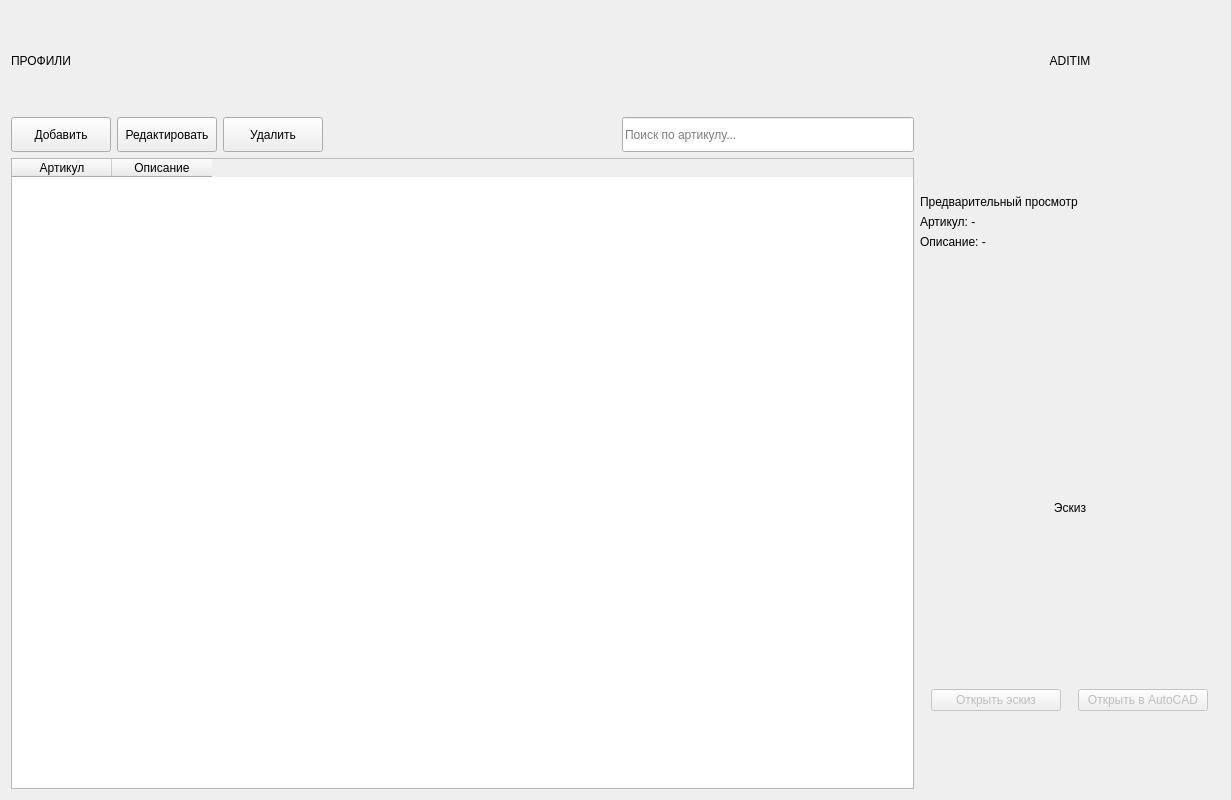
This is src/client/ui/window_profile.ui in formemu/aditim-monitor as Qt 5 draws it before an edit. The edited form follows.
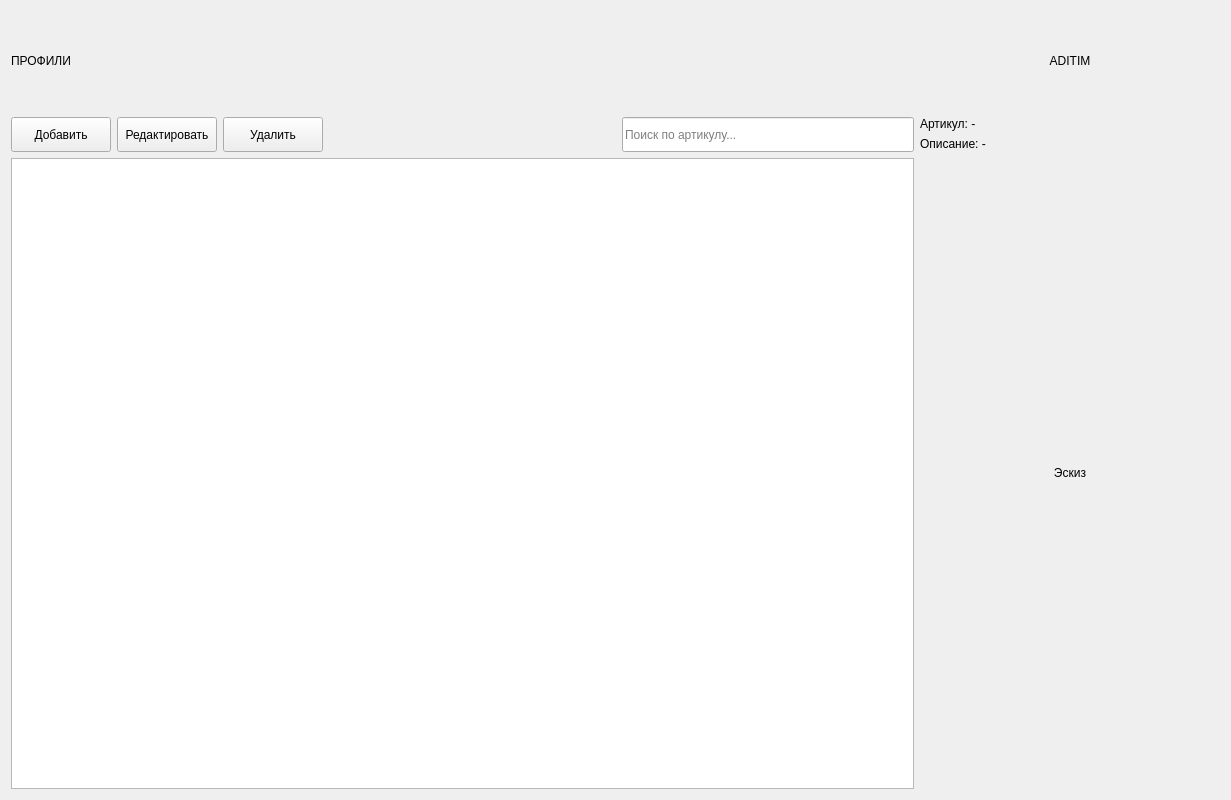
This is the edited form.

Commit message: Refactor UI components and improve layout for profile and task windows

```diff
--- a/src/client/ui/window_profile.ui
+++ b/src/client/ui/window_profile.ui
@@ -99,16 +99,6 @@
        <property name="sortingEnabled">
         <bool>true</bool>
        </property>
-       <column>
-        <property name="text">
-         <string>Артикул</string>
-        </property>
-       </column>
-       <column>
-        <property name="text">
-         <string>Описание</string>
-        </property>
-       </column>
       </widget>
      </item>
     </layout>
@@ -118,26 +108,6 @@
      <property name="sizeConstraint">
       <enum>QLayout::SizeConstraint::SetMinimumSize</enum>
      </property>
-     <item>
-      <spacer name="verticalSpacer_after_logo">
-       <property name="orientation">
-        <enum>Qt::Orientation::Vertical</enum>
-       </property>
-       <property name="sizeHint" stdset="0">
-        <size>
-         <width>20</width>
-         <height>30</height>
-        </size>
-       </property>
-      </spacer>
-     </item>
-     <item>
-      <widget class="QLabel" name="label_preview_title">
-       <property name="text">
-        <string>Предварительный просмотр</string>
-       </property>
-      </widget>
-     </item>
      <item>
       <widget class="QLabel" name="label_profile_article">
        <property name="maximumSize">
@@ -199,42 +169,6 @@
        </property>
       </widget>
      </item>
-     <item>
-      <layout class="QHBoxLayout" name="horizontalLayout_files">
-       <item>
-        <widget class="QPushButton" name="pushButton_sketch_open">
-         <property name="enabled">
-          <bool>false</bool>
-         </property>
-         <property name="maximumSize">
-          <size>
-           <width>130</width>
-           <height>16777215</height>
-          </size>
-         </property>
-         <property name="text">
-          <string>Открыть эскиз</string>
-         </property>
-        </widget>
-       </item>
-       <item>
-        <widget class="QPushButton" name="pushButton_autocad_open">
-         <property name="enabled">
-          <bool>false</bool>
-         </property>
-         <property name="maximumSize">
-          <size>
-           <width>130</width>
-           <height>16777215</height>
-          </size>
-         </property>
-         <property name="text">
-          <string>Открыть в AutoCAD</string>
-         </property>
-        </widget>
-       </item>
-      </layout>
-     </item>
      <item>
       <spacer name="verticalSpacer_bottom">
        <property name="orientation">
```
Left out of the diff: 34 changed lines with no effect on the pictures. Lines whose indentation alone changed are shown as unchanged. The commit also changes 12 other files.
